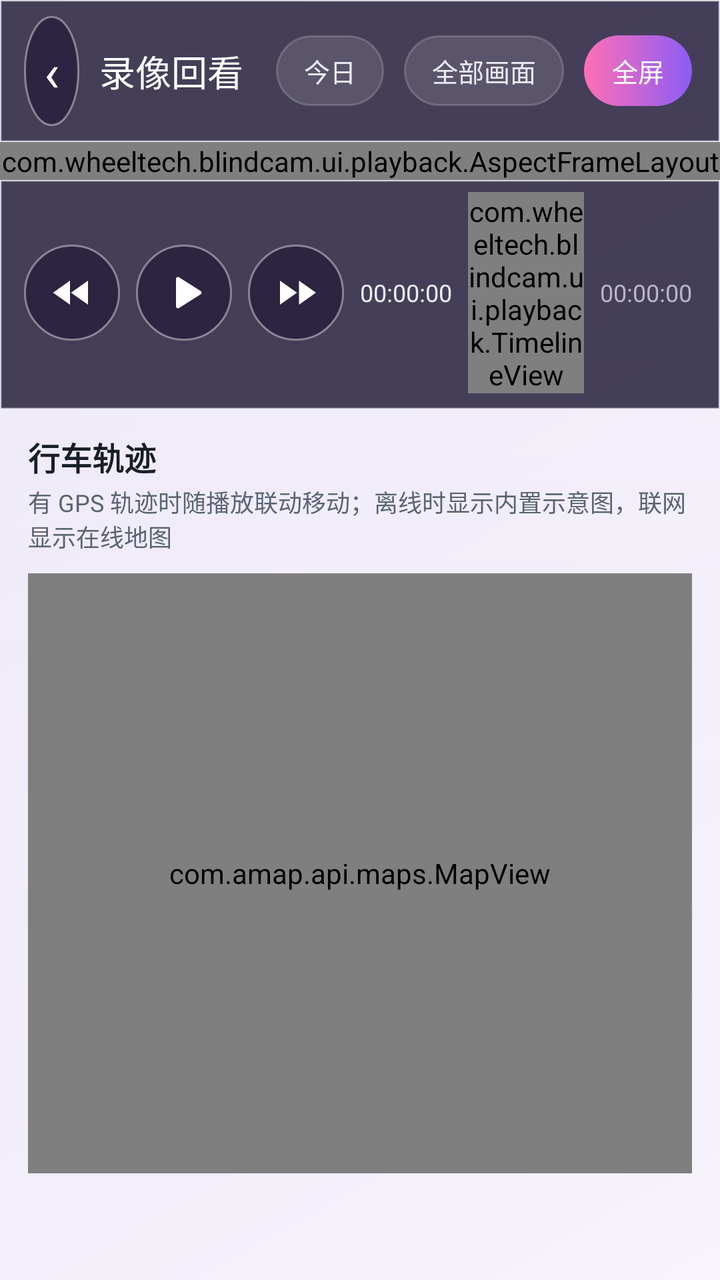
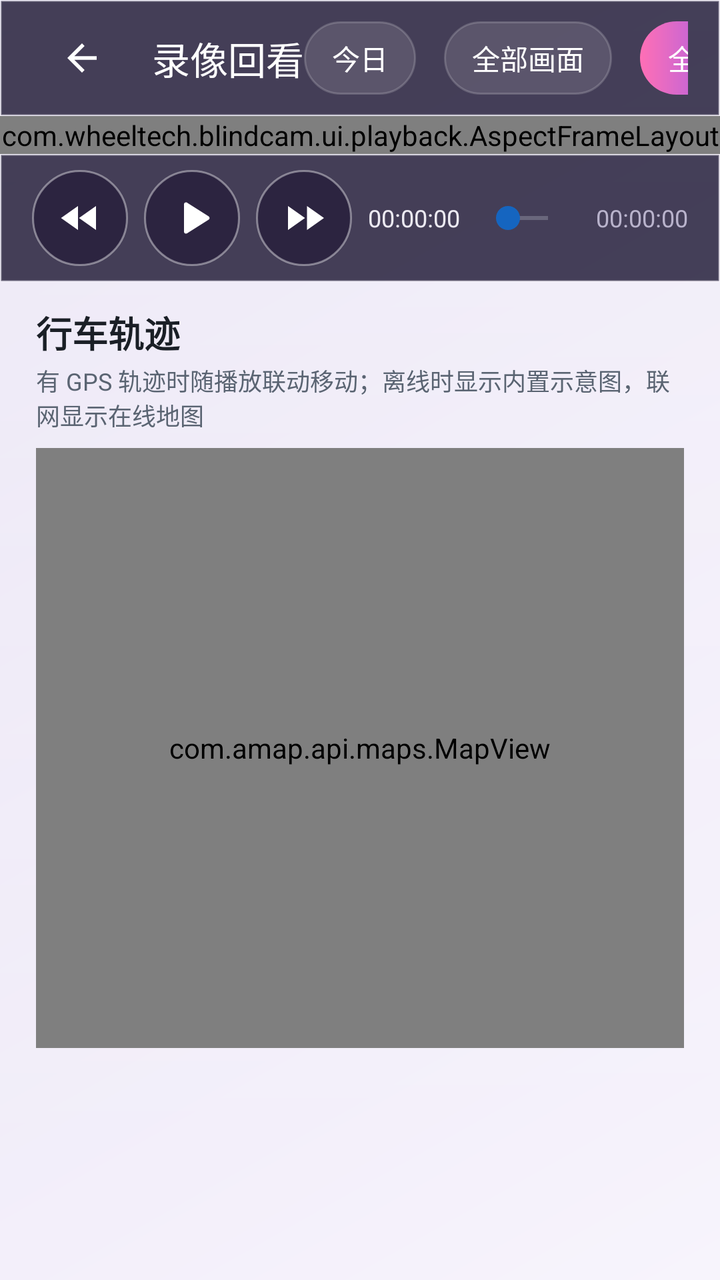

Screens rendered from an Android XML layout before and after an edit, with the pre-edit source and the edit as a unified diff.
<!-- AndroidManifest.xml: activity theme Theme.UvcBlindCam -->
<!-- res/layout/activity_playback.xml -->
<?xml version="1.0" encoding="utf-8"?>
<ScrollView xmlns:android="http://schemas.android.com/apk/res/android"
    xmlns:app="http://schemas.android.com/apk/res-auto"
    android:layout_width="match_parent"
    android:layout_height="match_parent"
    android:background="?attr/appBg"
    android:fillViewport="true"
    android:scrollbars="none">

    <LinearLayout
        android:layout_width="match_parent"
        android:layout_height="wrap_content"
        android:orientation="vertical">

        
        <LinearLayout
            android:layout_width="match_parent"
            android:layout_height="wrap_content"
            android:background="?attr/barBg"
            android:gravity="center_vertical"
            android:orientation="horizontal"
            android:paddingStart="12dp"
            android:paddingTop="8dp"
            android:paddingEnd="14dp"
            android:paddingBottom="8dp">

            <TextView
                android:id="@+id/btnBack"
                android:layout_width="wrap_content"
                android:layout_height="wrap_content"
                android:background="@drawable/bg_play_badge"
                android:contentDescription="@string/common_back"
                android:padding="10dp"
                android:text="‹"
                android:textColor="#FFFFFF"
                android:textSize="26sp" />

            <TextView
                android:layout_width="wrap_content"
                android:layout_height="wrap_content"
                android:layout_marginStart="10dp"
                android:text="@string/playback_title"
                android:textColor="#FFFFFF"
                android:textSize="18sp" />

            <View
                android:layout_width="0dp"
                android:layout_height="1dp"
                android:layout_weight="1" />

            <TextView
                android:id="@+id/btnDate"
                android:layout_width="wrap_content"
                android:layout_height="wrap_content"
                android:background="@drawable/bg_pill"
                android:paddingStart="14dp"
                android:paddingTop="8dp"
                android:paddingEnd="14dp"
                android:paddingBottom="8dp"
                android:text="今日"
                android:textColor="#ECEAF2"
                android:textSize="13sp" />

            <TextView
                android:id="@+id/btnCell"
                android:layout_width="wrap_content"
                android:layout_height="wrap_content"
                android:layout_marginStart="10dp"
                android:background="@drawable/bg_pill"
                android:paddingStart="14dp"
                android:paddingTop="8dp"
                android:paddingEnd="14dp"
                android:paddingBottom="8dp"
                android:text="@string/playback_all_cells"
                android:textColor="#ECEAF2"
                android:textSize="13sp" />

            <TextView
                android:id="@+id/btnFullscreen"
                android:layout_width="wrap_content"
                android:layout_height="wrap_content"
                android:layout_marginStart="10dp"
                android:background="?attr/pillSelectedBg"
                android:paddingStart="14dp"
                android:paddingTop="8dp"
                android:paddingEnd="14dp"
                android:paddingBottom="8dp"
                android:text="@string/playback_fullscreen"
                android:textColor="#FFFFFF"
                android:textSize="13sp" />
        </LinearLayout>

        
        <com.wheeltech.blindcam.ui.playback.AspectFrameLayout
            android:id="@+id/videoContainer"
            android:layout_width="match_parent"
            android:layout_height="wrap_content"
            android:background="#FF000000">

            <TextureView
                android:id="@+id/playbackView"
                android:layout_width="match_parent"
                android:layout_height="match_parent" />

            
            <View
                android:id="@+id/blackOverlay"
                android:layout_width="match_parent"
                android:layout_height="match_parent"
                android:background="#FF000000"
                android:visibility="gone" />

            
            <TextView
                android:id="@+id/tvGap"
                android:layout_width="wrap_content"
                android:layout_height="wrap_content"
                android:layout_gravity="center"
                android:gravity="center"
                android:padding="20dp"
                android:text="@string/playback_no_content"
                android:textColor="#FFFFFFFF"
                android:textSize="18sp"
                android:visibility="gone" />

            
            <TextView
                android:id="@+id/tvCellName"
                android:layout_width="wrap_content"
                android:layout_height="wrap_content"
                android:layout_gravity="top|start"
                android:layout_margin="12dp"
                android:background="@drawable/bg_pill"
                android:paddingStart="12dp"
                android:paddingTop="5dp"
                android:paddingEnd="12dp"
                android:paddingBottom="5dp"
                android:text=""
                android:textColor="#FFFFFFFF"
                android:textSize="14sp" />

            
            <TextView
                android:id="@+id/btnCenterPlay"
                android:layout_width="64dp"
                android:layout_height="64dp"
                android:layout_gravity="center"
                android:background="@drawable/bg_play_badge"
                android:gravity="center"
                android:contentDescription="@string/player_play"
                android:text="▶"
                android:textColor="#FFFFFF"
                android:textSize="26sp" />
        </com.wheeltech.blindcam.ui.playback.AspectFrameLayout>

        
        <LinearLayout
            android:layout_width="match_parent"
            android:layout_height="wrap_content"
            android:background="?attr/barBg"
            android:gravity="center_vertical"
            android:orientation="horizontal"
            android:paddingStart="12dp"
            android:paddingTop="6dp"
            android:paddingEnd="14dp"
            android:paddingBottom="8dp">

            <ImageButton
                android:id="@+id/btnRewind"
                android:layout_width="48dp"
                android:layout_height="48dp"
                android:background="@drawable/bg_play_badge"
                android:contentDescription="@string/player_rewind"
                android:padding="12dp"
                android:src="@drawable/ic_rewind"
                android:tint="#FFFFFF" />

            <ImageButton
                android:id="@+id/btnPlayPause"
                android:layout_width="48dp"
                android:layout_height="48dp"
                android:layout_marginStart="8dp"
                android:background="@drawable/bg_play_badge"
                android:contentDescription="@string/player_play"
                android:padding="12dp"
                android:src="@drawable/ic_play"
                android:tint="#FFFFFF" />

            <ImageButton
                android:id="@+id/btnForward"
                android:layout_width="48dp"
                android:layout_height="48dp"
                android:layout_marginStart="8dp"
                android:background="@drawable/bg_play_badge"
                android:contentDescription="@string/player_forward"
                android:padding="12dp"
                android:src="@drawable/ic_forward"
                android:tint="#FFFFFF" />

            <TextView
                android:id="@+id/tvCurrent"
                android:layout_width="wrap_content"
                android:layout_height="wrap_content"
                android:layout_marginStart="8dp"
                android:text="00:00:00"
                android:textColor="#ECEAF2"
                android:textSize="12sp" />

            <com.wheeltech.blindcam.ui.playback.TimelineView
                android:id="@+id/timeline"
                android:layout_width="0dp"
                android:layout_height="wrap_content"
                android:layout_marginStart="8dp"
                android:layout_marginEnd="8dp"
                android:layout_weight="1"
                android:minHeight="44dp" />

            <TextView
                android:id="@+id/tvRangeEnd"
                android:layout_width="wrap_content"
                android:layout_height="wrap_content"
                android:text="00:00:00"
                android:textColor="#B9B3CC"
                android:textSize="12sp" />
        </LinearLayout>

        
        <LinearLayout
            android:layout_width="match_parent"
            android:layout_height="wrap_content"
            android:orientation="vertical"
            android:paddingStart="14dp"
            android:paddingTop="12dp"
            android:paddingEnd="14dp"
            android:paddingBottom="18dp">

            <TextView
                android:layout_width="wrap_content"
                android:layout_height="wrap_content"
                android:text="@string/playback_map_title"
                android:textColor="?attr/colorOnSurface"
                android:textSize="16sp"
                android:textStyle="bold" />

            <TextView
                android:id="@+id/tvMapHint"
                android:layout_width="match_parent"
                android:layout_height="wrap_content"
                android:layout_marginTop="2dp"
                android:text="@string/playback_map_hint"
                android:textColor="?attr/onSurfaceDim"
                android:textSize="12sp" />

            <com.amap.api.maps.MapView
                android:id="@+id/mapView"
                android:layout_width="match_parent"
                android:layout_height="300dp"
                android:layout_marginTop="10dp" />
        </LinearLayout>
    </LinearLayout>
</ScrollView>
<!-- resources referenced by this layout -->
<resources>
  <style name="Theme.UvcBlindCam" parent="Theme.Material3.DayNight.NoActionBar">
          <item name="colorPrimary">@color/brand_blue</item>
          <item name="colorPrimaryDark">@color/brand_blue_dark</item>
          <item name="colorOnPrimary">@color/white</item>
          <item name="colorSecondary">@color/brand_blue</item>
          <item name="android:colorBackground">#FFF2F4F7</item>
          <item name="colorOnBackground">#FF1A1F26</item>
          <item name="colorSurface">#FFFFFFFF</item>
          <item name="colorOnSurface">#FF1A1F26</item>
          <item name="colorSurfaceVariant">#FFE3EAF2</item>
          <item name="colorOnSurfaceVariant">#FF5A6472</item>
          <item name="colorOutline">#FFB6C0CC</item>
          <item name="android:statusBarColor">#FFFFFFFF</item>
          <item name="android:navigationBarColor">#FFFFFFFF</item>
          <item name="android:windowLightStatusBar">true</item>
          <item name="android:windowFullscreen">false</item>
  
          
          <item name="appBg">@drawable/bg_gradient_light</item>
          <item name="cardBg">@drawable/bg_glass_card_light</item>
          <item name="barBg">@drawable/bg_glass_bar</item>
          <item name="pillBg">@drawable/bg_pill_light</item>
          <item name="pillSelectedBg">@drawable/bg_pill_gradient</item>
          <item name="appBar">#FFFFFFFF</item>
          <item name="chipBg">#FFE3EAF2</item>
          <item name="onSurfaceDim">#FF5A6472</item>
          <item name="dividerColor">#FFD7DDE5</item>
          <item name="btnOutline">#FFB6C0CC</item>
          <item name="previewLabel">#FFFFFFFF</item>
          <item name="accentColor">#FF1565C0</item>
      </style>
  <color name="white">#FFFFFFFF</color>
  <!-- unchanged entries left out for length: 22 -->
</resources>

<!-- the commit's change to res/layout/activity_playback.xml (unified diff, before → after) -->
@@ -19,29 +19,24 @@
             android:background="?attr/barBg"
             android:gravity="center_vertical"
             android:orientation="horizontal"
-            android:paddingStart="12dp"
-            android:paddingTop="8dp"
-            android:paddingEnd="14dp"
-            android:paddingBottom="8dp">
-
-            <TextView
+            android:paddingStart="@dimen/ui_top_bar_pad_h"
+            android:paddingTop="@dimen/ui_top_bar_pad_v"
+            android:paddingEnd="@dimen/ui_top_bar_pad_h"
+            android:paddingBottom="@dimen/ui_top_bar_pad_v">
+
+            <ImageButton
                 android:id="@+id/btnBack"
-                android:layout_width="wrap_content"
-                android:layout_height="wrap_content"
-                android:background="@drawable/bg_play_badge"
-                android:contentDescription="@string/common_back"
-                android:padding="10dp"
-                android:text="‹"
-                android:textColor="#FFFFFF"
-                android:textSize="26sp" />
-
-            <TextView
-                android:layout_width="wrap_content"
-                android:layout_height="wrap_content"
-                android:layout_marginStart="10dp"
+                style="@style/BlindCam.BackButton" />
+
+            <TextView
+                android:layout_width="wrap_content"
+                android:layout_height="wrap_content"
+                android:layout_marginStart="@dimen/ui_pill_pad_h"
+                android:ellipsize="end"
+                android:maxLines="1"
                 android:text="@string/playback_title"
                 android:textColor="#FFFFFF"
-                android:textSize="18sp" />
+                android:textSize="@dimen/ui_bar_title" />
 
             <View
                 android:layout_width="0dp"
@@ -52,42 +47,42 @@
                 android:id="@+id/btnDate"
                 android:layout_width="wrap_content"
                 android:layout_height="wrap_content"
-                android:background="@drawable/bg_pill"
-                android:paddingStart="14dp"
-                android:paddingTop="8dp"
-                android:paddingEnd="14dp"
-                android:paddingBottom="8dp"
+                android:background="?attr/barChipBg"
+                android:paddingStart="@dimen/ui_pill_pad_h"
+                android:paddingTop="@dimen/ui_pill_pad_v"
+                android:paddingEnd="@dimen/ui_pill_pad_h"
+                android:paddingBottom="@dimen/ui_pill_pad_v"
                 android:text="今日"
-                android:textColor="#ECEAF2"
-                android:textSize="13sp" />
+                android:textColor="?attr/previewLabel"
+                android:textSize="@dimen/ui_pill_text" />
 
             <TextView
                 android:id="@+id/btnCell"
                 android:layout_width="wrap_content"
                 android:layout_height="wrap_content"
-                android:layout_marginStart="10dp"
-                android:background="@drawable/bg_pill"
-                android:paddingStart="14dp"
-                android:paddingTop="8dp"
-                android:paddingEnd="14dp"
-                android:paddingBottom="8dp"
+                android:layout_marginStart="@dimen/ui_pill_pad_h"
+                android:background="?attr/barChipBg"
+                android:paddingStart="@dimen/ui_pill_pad_h"
+                android:paddingTop="@dimen/ui_pill_pad_v"
+                android:paddingEnd="@dimen/ui_pill_pad_h"
+                android:paddingBottom="@dimen/ui_pill_pad_v"
                 android:text="@string/playback_all_cells"
-                android:textColor="#ECEAF2"
-                android:textSize="13sp" />
+                android:textColor="?attr/previewLabel"
+                android:textSize="@dimen/ui_pill_text" />
 
             <TextView
                 android:id="@+id/btnFullscreen"
                 android:layout_width="wrap_content"
                 android:layout_height="wrap_content"
-                android:layout_marginStart="10dp"
+                android:layout_marginStart="@dimen/ui_pill_pad_h"
                 android:background="?attr/pillSelectedBg"
-                android:paddingStart="14dp"
-                android:paddingTop="8dp"
-                android:paddingEnd="14dp"
-                android:paddingBottom="8dp"
+                android:paddingStart="@dimen/ui_pill_pad_h"
+                android:paddingTop="@dimen/ui_pill_pad_v"
+                android:paddingEnd="@dimen/ui_pill_pad_h"
+                android:paddingBottom="@dimen/ui_pill_pad_v"
                 android:text="@string/playback_fullscreen"
                 android:textColor="#FFFFFF"
-                android:textSize="13sp" />
+                android:textSize="@dimen/ui_pill_text" />
         </LinearLayout>
 
         
@@ -97,10 +92,12 @@
             android:layout_height="wrap_content"
             android:background="#FF000000">
 
-            <TextureView
-                android:id="@+id/playbackView"
-                android:layout_width="match_parent"
-                android:layout_height="match_parent" />
+            <GridLayout
+                android:id="@+id/videoGrid"
+                android:layout_width="match_parent"
+                android:layout_height="match_parent"
+                android:columnCount="2"
+                android:rowCount="2" />
 
             
             <View
@@ -120,7 +117,7 @@
                 android:padding="20dp"
                 android:text="@string/playback_no_content"
                 android:textColor="#FFFFFFFF"
-                android:textSize="18sp"
+                android:textSize="@dimen/ui_body"
                 android:visibility="gone" />
 
             
@@ -137,20 +134,20 @@
                 android:paddingBottom="5dp"
                 android:text=""
                 android:textColor="#FFFFFFFF"
-                android:textSize="14sp" />
+                android:textSize="@dimen/ui_panel_pill_text" />
 
             
             <TextView
                 android:id="@+id/btnCenterPlay"
-                android:layout_width="64dp"
-                android:layout_height="64dp"
+                android:layout_width="@dimen/ui_center_play"
+                android:layout_height="@dimen/ui_center_play"
                 android:layout_gravity="center"
                 android:background="@drawable/bg_play_badge"
                 android:gravity="center"
                 android:contentDescription="@string/player_play"
                 android:text="▶"
                 android:textColor="#FFFFFF"
-                android:textSize="26sp" />
+                android:textSize="@dimen/ui_card_title" />
         </com.wheeltech.blindcam.ui.playback.AspectFrameLayout>
 
         
@@ -160,40 +157,40 @@
             android:background="?attr/barBg"
             android:gravity="center_vertical"
             android:orientation="horizontal"
-            android:paddingStart="12dp"
-            android:paddingTop="6dp"
-            android:paddingEnd="14dp"
-            android:paddingBottom="8dp">
+            android:paddingStart="@dimen/ui_top_bar_pad_h"
+            android:paddingTop="@dimen/ui_top_bar_pad_v"
+            android:paddingEnd="@dimen/ui_top_bar_pad_h"
+            android:paddingBottom="@dimen/ui_top_bar_pad_v">
 
             <ImageButton
                 android:id="@+id/btnRewind"
-                android:layout_width="48dp"
-                android:layout_height="48dp"
+                android:layout_width="@dimen/ui_player_button"
+                android:layout_height="@dimen/ui_player_button"
                 android:background="@drawable/bg_play_badge"
                 android:contentDescription="@string/player_rewind"
-                android:padding="12dp"
+                android:padding="@dimen/ui_tool_padding"
                 android:src="@drawable/ic_rewind"
                 android:tint="#FFFFFF" />
 
             <ImageButton
                 android:id="@+id/btnPlayPause"
-                android:layout_width="48dp"
-                android:layout_height="48dp"
-                android:layout_marginStart="8dp"
+                android:layout_width="@dimen/ui_player_button"
+                android:layout_height="@dimen/ui_player_button"
+                android:layout_marginStart="@dimen/ui_pill_pad_v"
                 android:background="@drawable/bg_play_badge"
                 android:contentDescription="@string/player_play"
-                android:padding="12dp"
+                android:padding="@dimen/ui_tool_padding"
                 android:src="@drawable/ic_play"
                 android:tint="#FFFFFF" />
 
             <ImageButton
                 android:id="@+id/btnForward"
-                android:layout_width="48dp"
-                android:layout_height="48dp"
-                android:layout_marginStart="8dp"
+                android:layout_width="@dimen/ui_player_button"
+                android:layout_height="@dimen/ui_player_button"
+                android:layout_marginStart="@dimen/ui_pill_pad_v"
                 android:background="@drawable/bg_play_badge"
                 android:contentDescription="@string/player_forward"
-                android:padding="12dp"
+                android:padding="@dimen/ui_tool_padding"
                 android:src="@drawable/ic_forward"
                 android:tint="#FFFFFF" />
 
@@ -201,19 +198,21 @@
                 android:id="@+id/tvCurrent"
                 android:layout_width="wrap_content"
                 android:layout_height="wrap_content"
-                android:layout_marginStart="8dp"
+                android:layout_marginStart="@dimen/ui_pill_pad_v"
                 android:text="00:00:00"
                 android:textColor="#ECEAF2"
-                android:textSize="12sp" />
-
-            <com.wheeltech.blindcam.ui.playback.TimelineView
-                android:id="@+id/timeline"
+                android:textSize="@dimen/ui_small" />
+
+            <SeekBar
+                android:id="@+id/seekBar"
                 android:layout_width="0dp"
                 android:layout_height="wrap_content"
-                android:layout_marginStart="8dp"
-                android:layout_marginEnd="8dp"
+                android:layout_marginStart="@dimen/ui_pill_pad_v"
+                android:layout_marginEnd="@dimen/ui_pill_pad_v"
                 android:layout_weight="1"
-                android:minHeight="44dp" />
+                android:progressTint="?attr/colorPrimary"
+                android:progressBackgroundTint="?attr/dividerColor"
+                android:thumbTint="?attr/colorPrimary" />
 
             <TextView
                 android:id="@+id/tvRangeEnd"
@@ -221,7 +220,7 @@
                 android:layout_height="wrap_content"
                 android:text="00:00:00"
                 android:textColor="#B9B3CC"
-                android:textSize="12sp" />
+                android:textSize="@dimen/ui_small" />
         </LinearLayout>
 
         
@@ -229,17 +228,17 @@
             android:layout_width="match_parent"
             android:layout_height="wrap_content"
             android:orientation="vertical"
-            android:paddingStart="14dp"
-            android:paddingTop="12dp"
-            android:paddingEnd="14dp"
-            android:paddingBottom="18dp">
+            android:paddingStart="@dimen/ui_page_pad_h"
+            android:paddingTop="@dimen/ui_page_pad_v"
+            android:paddingEnd="@dimen/ui_page_pad_h"
+            android:paddingBottom="@dimen/ui_page_pad_v">
 
             <TextView
                 android:layout_width="wrap_content"
                 android:layout_height="wrap_content"
                 android:text="@string/playback_map_title"
                 android:textColor="?attr/colorOnSurface"
-                android:textSize="16sp"
+                android:textSize="@dimen/ui_card_title"
                 android:textStyle="bold" />
 
             <TextView
@@ -249,13 +248,13 @@
                 android:layout_marginTop="2dp"
                 android:text="@string/playback_map_hint"
                 android:textColor="?attr/onSurfaceDim"
-                android:textSize="12sp" />
+                android:textSize="@dimen/ui_small" />
 
             <com.amap.api.maps.MapView
                 android:id="@+id/mapView"
                 android:layout_width="match_parent"
-                android:layout_height="300dp"
-                android:layout_marginTop="10dp" />
+                android:layout_height="@dimen/ui_map_height"
+                android:layout_marginTop="@dimen/ui_pill_pad_v" />
         </LinearLayout>
     </LinearLayout>
 </ScrollView>
<!-- resource entries referenced after the edit -->
@@ -1,5 +1,28 @@
 <!-- resources referenced by this layout -->
 <resources>
+  <dimen name="ui_bar_title">17sp</dimen>
+  <dimen name="ui_body">12sp</dimen>
+  <dimen name="ui_card_title">16sp</dimen>
+  <dimen name="ui_center_play">48dp</dimen>
+  <dimen name="ui_map_height">220dp</dimen>
+  <dimen name="ui_page_pad_h">10dp</dimen>
+  <dimen name="ui_page_pad_v">8dp</dimen>
+  <dimen name="ui_panel_pill_text">11sp</dimen>
+  <dimen name="ui_pill_pad_h">10dp</dimen>
+  <dimen name="ui_pill_pad_v">6dp</dimen>
+  <dimen name="ui_pill_text">12sp</dimen>
+  <dimen name="ui_player_button">40dp</dimen>
+  <dimen name="ui_small">10sp</dimen>
+  <dimen name="ui_tool_padding">8dp</dimen>
+  <dimen name="ui_top_bar_pad_h">10dp</dimen>
+  <dimen name="ui_top_bar_pad_v">4dp</dimen>
+  <style name="BlindCam.BackButton" parent="BlindCam.ToolButton">
+          <item name="android:layout_width">@dimen/ui_back_button</item>
+          <item name="android:layout_height">@dimen/ui_back_button</item>
+          <item name="android:padding">@dimen/ui_back_padding</item>
+          <item name="android:src">@drawable/ic_back</item>
+          <item name="android:contentDescription">@string/common_back</item>
+      </style>
   <style name="Theme.UvcBlindCam" parent="Theme.Material3.DayNight.NoActionBar">
           <item name="colorPrimary">@color/brand_blue</item>
           <item name="colorPrimaryDark">@color/brand_blue_dark</item>
@@ -23,6 +46,7 @@
           <item name="barBg">@drawable/bg_glass_bar</item>
           <item name="pillBg">@drawable/bg_pill_light</item>
           <item name="pillSelectedBg">@drawable/bg_pill_gradient</item>
+          <item name="barChipBg">@drawable/bg_pill</item>
           <item name="appBar">#FFFFFFFF</item>
           <item name="chipBg">#FFE3EAF2</item>
           <item name="onSurfaceDim">#FF5A6472</item>
@@ -31,7 +55,30 @@
           <item name="previewLabel">#FFFFFFFF</item>
           <item name="accentColor">#FF1565C0</item>
       </style>
+  <style name="BlindCam.ToolButton" parent="Widget.AppCompat.ImageButton">
+          <item name="android:layout_width">@dimen/ui_tool_button</item>
+          <item name="android:layout_height">@dimen/ui_tool_button</item>
+          <item name="android:layout_marginStart">@dimen/ui_tool_margin</item>
+          <item name="android:background">?attr/selectableItemBackgroundBorderless</item>
+          <item name="android:scaleType">fitCenter</item>
+          <item name="android:padding">@dimen/ui_tool_padding</item>
+          <item name="android:tint">@color/white</item>
+      </style>
+  <dimen name="ui_back_button">34dp</dimen>
+  <dimen name="ui_back_padding">8dp</dimen>
+  <!-- drawable ic_back (drawable) -->
+  <vector xmlns:android="http://schemas.android.com/apk/res/android"
+      android:width="24dp"
+      android:height="24dp"
+      android:viewportWidth="24"
+      android:viewportHeight="24">
+      <path
+          android:fillColor="#FF000000"
+          android:pathData="M20,11H7.83l5.59,-5.59L12,4l-8,8 8,8 1.41,-1.41L7.83,13H20v-2z" />
+  </vector>
   <color name="white">#FFFFFFFF</color>
+  <dimen name="ui_tool_button">34dp</dimen>
+  <dimen name="ui_tool_margin">2dp</dimen>
   <!-- unchanged entries left out for length: 22 -->
 </resources>
 
